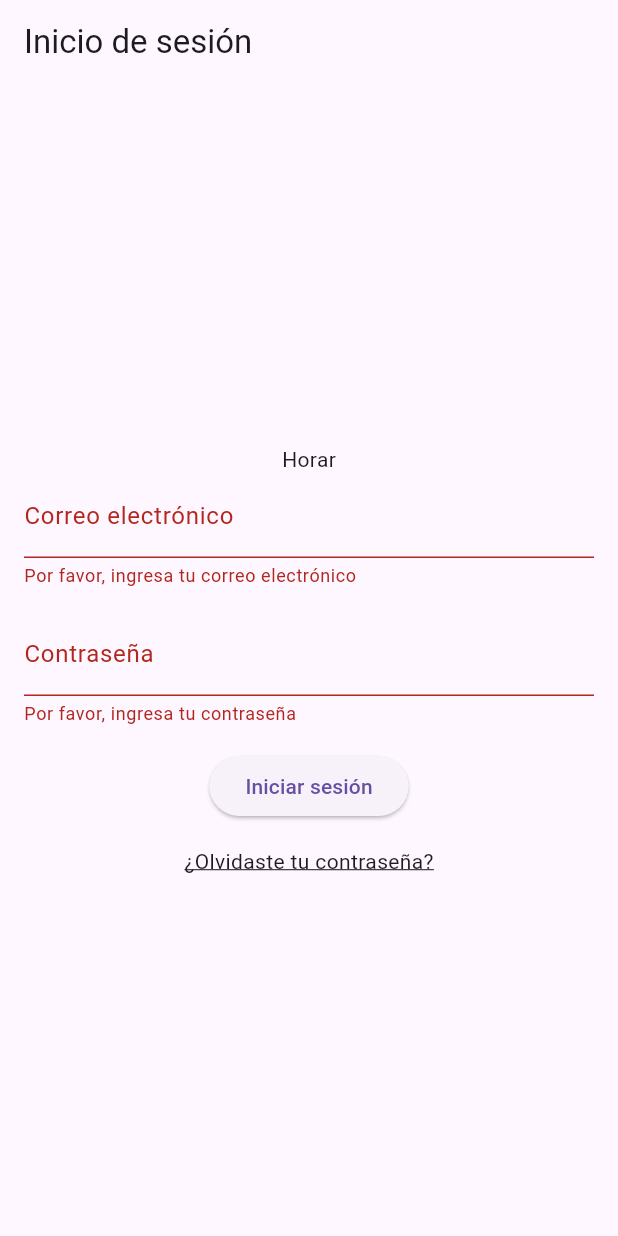
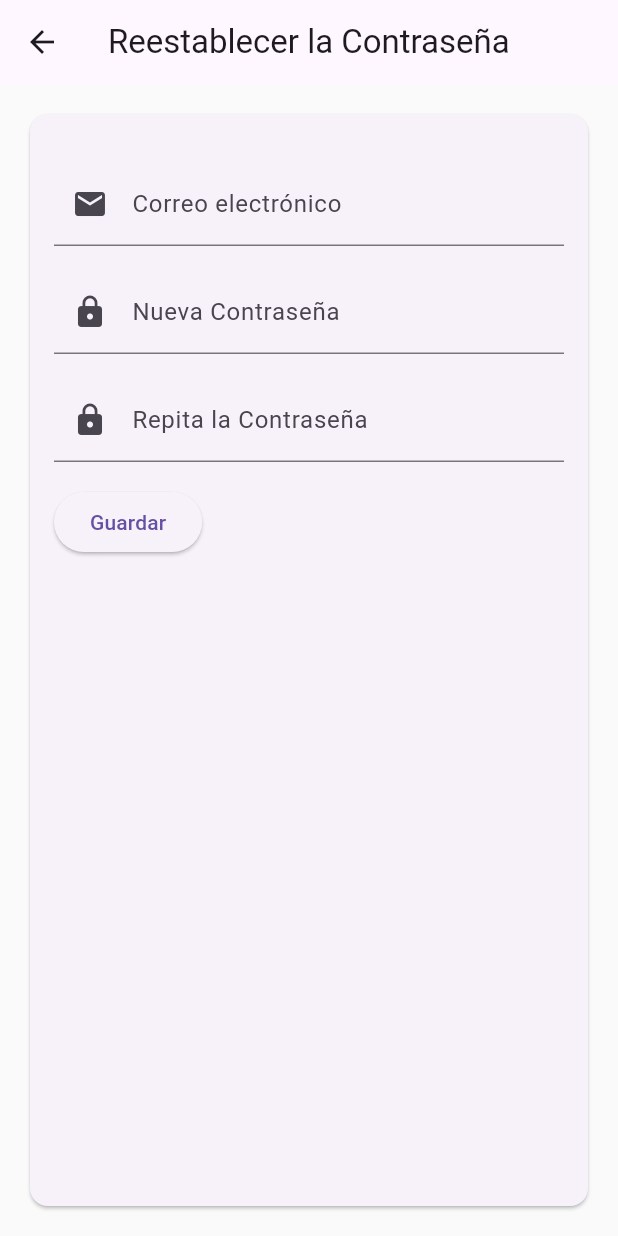
Before and after one commit to StefySalazar25/Aplicacion_Movil_Proyecto_4to, a Flutter app: the screen it shows after launch, after a tap on "Iniciar sesión", after a tap on "¿Olvidaste tu contraseña?", on a phone screen of 412 x 824 dp. Run offline on Flutter 3.47's test engine with Material 3 defaults, Android fonts, the light colour scheme and no system bars.

Commit message:
iniciopages

```diff
--- a/horariosmovil/lib/src/app.dart
+++ b/horariosmovil/lib/src/app.dart
@@ -1,17 +1,28 @@
 import 'package:flutter/material.dart';
 import 'package:horariosmovil/src/pages/home_pages.dart';
+import 'package:horariosmovil/src/widgets/menu_lateral.dart';
+import 'package:horariosmovil/src/widgets/reset_password.dart';
+import 'package:horariosmovil/src/widgets/teacher_form.dart';
 
-class MyApp extends StatelessWidget{
+class MyApp extends StatelessWidget {
   @override
   Widget build(BuildContext context) {
     return MaterialApp(
-      title: 'APP',
+      title: 'Horarios',
       theme: ThemeData(
         primarySwatch: Colors.blue,
       ),
       home: const HomePages(
-        //title: 'Pantalla Deber - Programación Móvil - Santiago Venegas',
-      ),
+          //title: 'Pantalla Deber - Programación Móvil - Santiago Venegas',
+          ),
+      //Generando las rutas de navegación.
+      initialRoute: "Home",
+      routes: <String, WidgetBuilder>{
+        "Home": (BuildContext) => HomePages(),
+        "MenuLateral": (BuildContext) => MenuLateral(),
+        "ResetPassword": (BuildContext) => ResetPassword(),
+        "Docentes": (BuildContext) => TeacherForm(),
+      },
     );
   }
 }
--- a/horariosmovil/lib/src/pages/home_pages.dart
+++ b/horariosmovil/lib/src/pages/home_pages.dart
@@ -1,7 +1,24 @@
 import 'package:flutter/material.dart';
+import 'package:horariosmovil/src/pages/inicio.dart';
+import 'package:horariosmovil/src/widgets/menu_lateral.dart';
+import 'package:horariosmovil/src/widgets/reset_password.dart';
 
 class HomePages extends StatefulWidget {
   const HomePages({Key? key}) : super(key: key);
+
+  static void navigateToMenuLateral(BuildContext context) {
+    Navigator.push(
+      context,
+      MaterialPageRoute(builder: (context) => const InicioPages()),
+    );
+  }
+
+  static void navigateToResetPassword(BuildContext context) {
+    Navigator.push(
+      context,
+      MaterialPageRoute(builder: (context) => const ResetPassword()),
+    );
+  }
 
   @override
   _HomePagesState createState() => _HomePagesState();
@@ -19,28 +36,50 @@ class _HomePagesState extends State<HomePages> {
       // y realizar cualquier acción necesaria, como redireccionar a otra pantalla.
       print('Correo electrónico: $_email');
       print('Contraseña: $_password');
+      HomePages.navigateToMenuLateral(
+          context); // Redirige a la pantalla MenuLateral
     }
+  }
+
+  void _resetPassword() {
+    HomePages.navigateToResetPassword(context);
   }
 
   @override
   Widget build(BuildContext context) {
-    return Scaffold(
-      appBar: AppBar(
-        title: Text('Inicio de sesión'),
+    return Container(
+      child: Scaffold(
+        body: Container(
+          width: double.infinity,
+          height: double.infinity,
+          decoration: const BoxDecoration(
+            gradient: LinearGradient(
+              colors: <Color>[
+                Color.fromARGB(255, 241, 240, 239),
+                Color.fromARGB(255, 255, 255, 255)
+              ],
+              begin: Alignment.topCenter,
             ),
-      body: Center(
-        child: Container(
-          padding: EdgeInsets.all(16.0),
-          child: Form(
+            image: DecorationImage(
+              image: AssetImage(
+                  'images/logo_yavirac.png'), // Reemplaza con la ruta de tu imagen
+              fit: BoxFit.cover,
+            ),
+          ),
+          child: ListView(
+            padding: EdgeInsets.symmetric(
+              horizontal: 40.0,
+              vertical: 50.0,
+            ),
+            children: <Widget>[
+              Form(
                 key: _formKey,
                 child: Column(
                   mainAxisAlignment: MainAxisAlignment.center,
                   children: [
-                Center(
-                  child: Text("Horar"),
+                    const Center(
+                      child: Text("Horarios"),
                     ),
-                //poner el divider
-
                     TextFormField(
                       keyboardType: TextInputType.emailAddress,
                       onChanged: (value) {
@@ -48,7 +87,7 @@ class _HomePagesState extends State<HomePages> {
                           _email = value;
                         });
                       },
-                  decoration: InputDecoration(
+                      decoration: const InputDecoration(
                         labelText: 'Correo electrónico',
                       ),
                       validator: (value) {
@@ -61,7 +100,7 @@ class _HomePagesState extends State<HomePages> {
                         return null;
                       },
                     ),
-                SizedBox(height: 16.0),
+                    const SizedBox(height: 16.0),
                     TextFormField(
                       obscureText: true,
                       onChanged: (value) {
@@ -69,7 +108,7 @@ class _HomePagesState extends State<HomePages> {
                           _password = value;
                         });
                       },
-                  decoration: InputDecoration(
+                      decoration: const InputDecoration(
                         labelText: 'Contraseña',
                       ),
                       validator: (value) {
@@ -82,18 +121,15 @@ class _HomePagesState extends State<HomePages> {
                         return null;
                       },
                     ),
-                SizedBox(height: 16.0),
+                    const SizedBox(height: 16.0),
                     ElevatedButton(
                       onPressed: _login,
                       child: Text('Iniciar sesión'),
                     ),
-                SizedBox(height: 16.0),
-                GestureDetector(
-                  onTap: () {
-                    // Acción cuando se hace clic en el hipervínculo de texto
-                    print('Se hizo clic en el hipervínculo');
-                  },
-                  child: Text(
+                    const SizedBox(height: 16.0),
+                    TextButton(
+                      onPressed: _resetPassword,
+                      child: const Text(
                         '¿Olvidaste tu contraseña?',
                         style: TextStyle(
                           decoration: TextDecoration.underline,
@@ -103,6 +139,8 @@ class _HomePagesState extends State<HomePages> {
                   ],
                 ),
               ),
+            ],
+          ),
         ),
       ),
     );
--- /dev/null
+++ b/horariosmovil/lib/src/widgets/reset_password.dart
@@ -0,0 +1,161 @@
+import 'package:flutter/material.dart';
+
+class ResetPassword extends StatefulWidget {
+  const ResetPassword({Key? key}) : super(key: key);
+
+  @override
+  _ResetPasswordState createState() => _ResetPasswordState();
+}
+
+class _ResetPasswordState extends State<ResetPassword> {
+  final _formKey = GlobalKey<FormState>();
+  final _emailController = TextEditingController();
+  final _newpasswordController = TextEditingController();
+  final _repeatpasswordController = TextEditingController();
+
+  @override
+  void dispose() {
+    _emailController.dispose();
+    _newpasswordController.dispose();
+    _repeatpasswordController.dispose();
+    super.dispose();
+  }
+
+  String? _validateEmail(String? value) {
+    if (value == null || value.isEmpty) {
+      return 'Por favor, ingrese un correo electrónico';
+    }
+
+    // Validar el formato del correo electrónico utilizando una expresión regular
+    final emailRegex = RegExp(r'^[\w-]+(\.[\w-]+)*@([\w-]+\.)+[a-zA-Z]{2,7}$');
+    if (!emailRegex.hasMatch(value)) {
+      return 'Por favor, ingrese un correo electrónico válido';
+    }
+
+    return null;
+  }
+
+  String? _validatePassword(String? value) {
+    if (value == null || value.isEmpty) {
+      return 'Por favor, ingrese una contraseña';
+    }
+
+    // Validar la fortaleza de la contraseña
+    final passwordRegex =
+        RegExp(r'^(?=.*[a-z])(?=.*[A-Z])(?=.*\d)(?=.*[\W_]).{8,}$');
+    if (!passwordRegex.hasMatch(value)) {
+      return 'La contraseña debe contener al menos una letra mayúscula, una letra minúscula, un dígito y un carácter especial. Además, debe tener al menos 8 caracteres de longitud.';
+    }
+
+    return null;
+  }
+
+  String? _validateRepeatPassword(String? value) {
+    if (value == null || value.isEmpty) {
+      return 'Por favor, repita la contraseña';
+    }
+
+    final password = _newpasswordController.text;
+    if (value != password) {
+      return 'Las contraseñas no coinciden';
+    }
+
+    return null;
+  }
+
+  void _submitForm() {
+    if (_formKey.currentState!.validate()) {
+      // Las validaciones son exitosas, realizar acciones adicionales aquí
+      // Por ejemplo, enviar los datos a un servidor
+      final email = _emailController.text;
+      final newpassword = _newpasswordController.text;
+      final repeatpassword = _repeatpasswordController.text;
+
+      // Restablecer los campos del formulario
+      _formKey.currentState!.reset();
+
+      // Alerta
+      showDialog(
+        context: context,
+        builder: (context) => AlertDialog(
+          content: Column(
+            crossAxisAlignment: CrossAxisAlignment.start,
+            mainAxisSize: MainAxisSize.min,
+            children: [
+              Text('Correo electrónico: $email'),
+              Text('Nueva Contraseña: $newpassword'),
+              Text('Repita la Contraseña: $repeatpassword'),
+            ],
+          ),
+          actions: [
+            TextButton(
+              onPressed: () {
+                Navigator.pop(context);
+              },
+              child: Text('Cerrar'),
+            ),
+          ],
+        ),
+      );
+    }
+  }
+
+  @override
+  Widget build(BuildContext context) {
+    return Scaffold(
+      appBar: AppBar(
+        title: Text('Reestablecer la Contraseña'),
+      ),
+      body: Container(
+        color: Color.fromARGB(255, 250, 250, 250),
+        padding: EdgeInsets.all(16.0),
+        child: Card(
+          child: Padding(
+            padding: EdgeInsets.all(16.0),
+            child: Form(
+              key: _formKey,
+              child: Column(
+                crossAxisAlignment: CrossAxisAlignment.start,
+                children: [
+                  SizedBox(height: 16.0),
+                  TextFormField(
+                    controller: _emailController,
+                    decoration: InputDecoration(
+                      labelText: 'Correo electrónico',
+                      prefixIcon: Icon(Icons.email),
+                    ),
+                    validator: _validateEmail,
+                  ),
+                  SizedBox(height: 16.0),
+                  TextFormField(
+                    controller: _newpasswordController,
+                    decoration: InputDecoration(
+                      labelText: 'Nueva Contraseña',
+                      prefixIcon: Icon(Icons.lock),
+                    ),
+                    //obscureText=true,
+                    validator: _validatePassword,
+                  ),
+                  SizedBox(height: 16.0),
+                  TextFormField(
+                    controller: _repeatpasswordController,
+                    decoration: InputDecoration(
+                      labelText: 'Repita la Contraseña',
+                      prefixIcon: Icon(Icons.lock),
+                    ),
+                    validator: _validateRepeatPassword,
+                  ),
+                  SizedBox(height: 16.0),
+                  ElevatedButton(
+                    onPressed: _submitForm,
+                    child: Text('Guardar'),
+                  ),
+                ],
+              ),
+            ),
+          ),
+        ),
+      ),
+    );
+  }
+}
--- a/horariosmovil/pubspec.yaml
+++ b/horariosmovil/pubspec.yaml
@@ -30,6 +30,7 @@ environment:
 dependencies:
   flutter:
     sdk: flutter
+  flutter_form_builder: ^9.1.1
 
 
   # The following adds the Cupertino Icons font to your application.
@@ -59,8 +60,8 @@ flutter:
   uses-material-design: true
 
   # To add assets to your application, add an assets section, like this:
-  # assets:
-  #   - images/a_dot_burr.jpeg
+assets:
+  - assets/
   #   - images/a_dot_ham.jpeg
 
   # An image asset can refer to one or more resolution-specific "variants", see
```
Also changed, not shown: horariosmovil/lib/src/pages/inicio.dart (added, +25 -0 lines), horariosmovil/lib/src/widgets/menu_lateral.dart (+71 -0 lines), horariosmovil/lib/src/widgets/teacher_form.dart (added, +192 -0 lines), horariosmovil/images/logo_yavirac.png (added), horariosmovil/pubspec.lock, 1 other file. Lines whose indentation alone changed are shown as unchanged.
